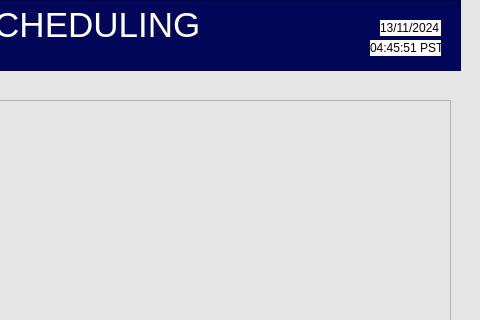
This is GUI_Shift_Sched.ui in Reebs296/455MES as Qt 5 draws it before an edit; both pictures show x 640 to 1120 and y 0 to 320 of the 1120 by 747 pixel window. The edited form follows.
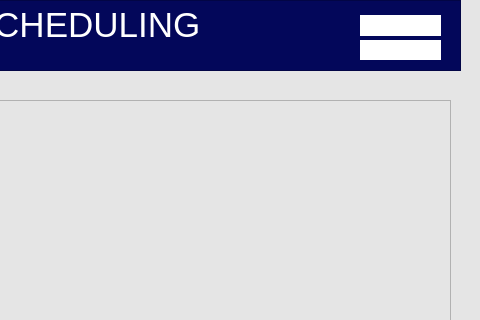
This is the edited form.

What changed in the file:
```diff
--- a/GUI_Shift_Sched.ui
+++ b/GUI_Shift_Sched.ui
@@ -273,33 +273,33 @@
    <widget class="QLabel" name="label_13">
     <property name="geometry">
      <rect>
-      <x>1020</x>
-      <y>20</y>
-      <width>61</width>
-      <height>16</height>
+      <x>1000</x>
+      <y>15</y>
+      <width>81</width>
+      <height>21</height>
      </rect>
     </property>
     <property name="styleSheet">
      <string notr="true">background-color: rgb(255, 255, 255);</string>
     </property>
     <property name="text">
-     <string>13/11/2024</string>
+     <string/>
     </property>
    </widget>
    <widget class="QLabel" name="label_14">
     <property name="geometry">
      <rect>
-      <x>1010</x>
+      <x>1000</x>
       <y>40</y>
-      <width>71</width>
-      <height>16</height>
+      <width>81</width>
+      <height>20</height>
      </rect>
     </property>
     <property name="styleSheet">
      <string notr="true">background-color: rgb(255, 255, 255);</string>
     </property>
     <property name="text">
-     <string>04:45:51 PST</string>
+     <string/>
     </property>
    </widget>
    <widget class="QGraphicsView" name="graphicsView_3">
```
